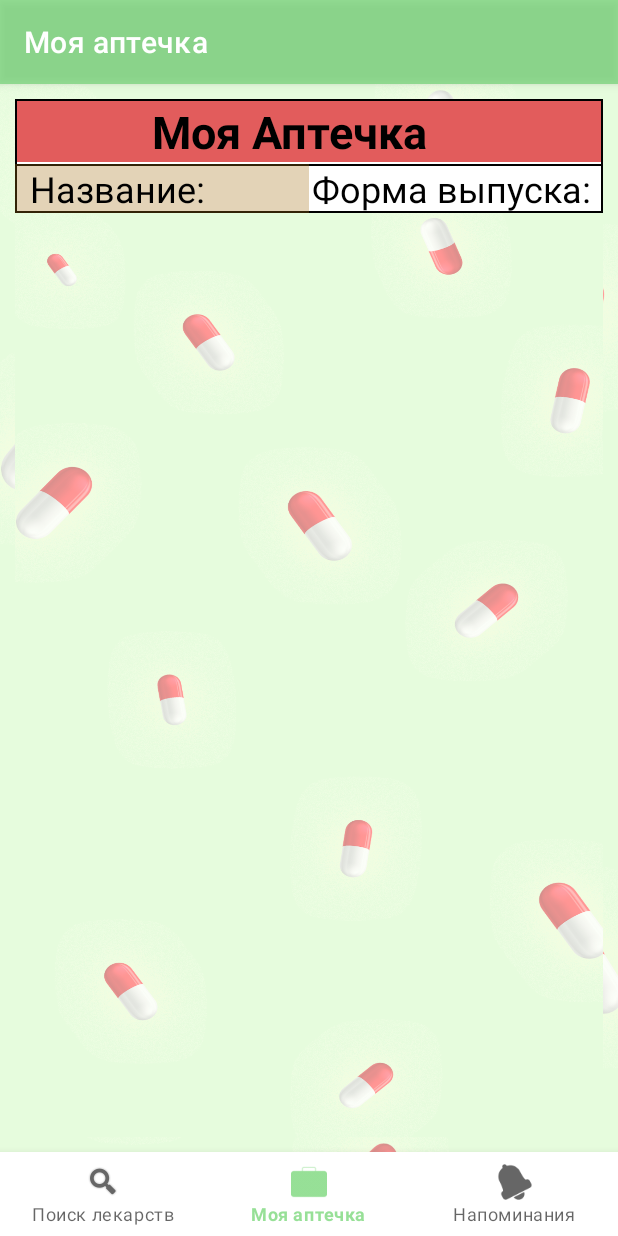
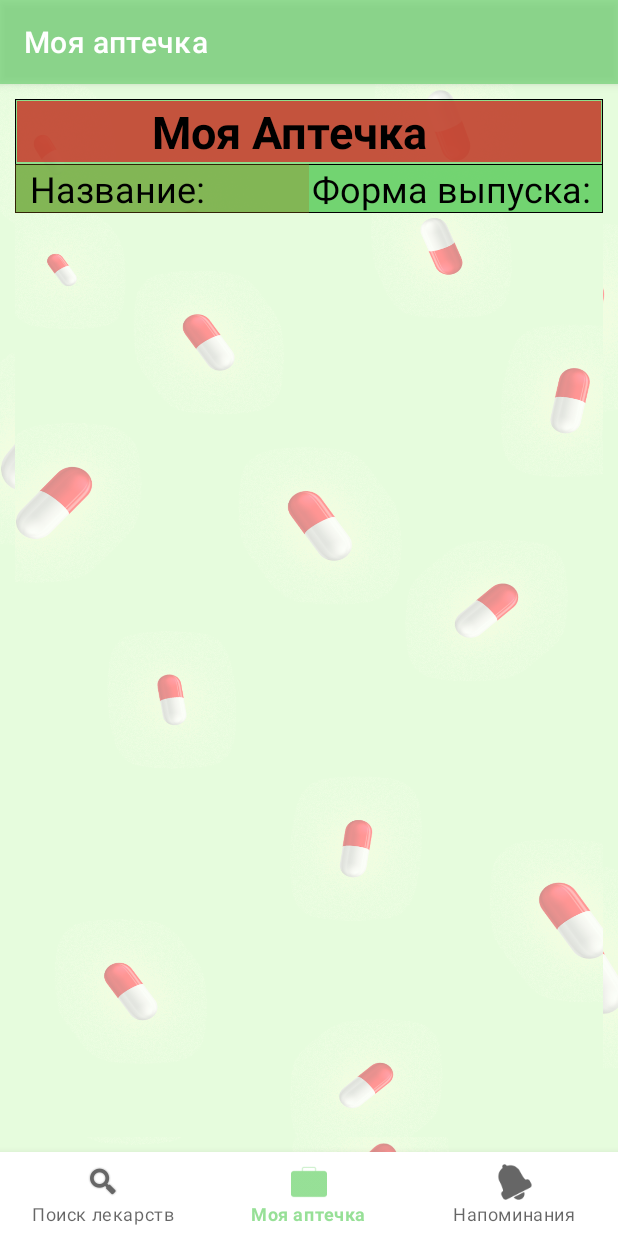
Before and after one commit to ven0n1/MyAidKit, an Android app: the screen it shows after launch (MainActivity), on a phone screen of 412 x 824 dp. Run offline under Robolectric (Android 15) with nearby library versions, the phone set to English and light mode, and no system bars; our stand-ins replace navigation-ui; Roboto replaces fonts that are not available here; 4 statements that could not run were skipped.

Commit message:
CHECKPOINTv4!!!!

```diff
--- a/app/src/main/res/drawable/border.xml
+++ b/app/src/main/res/drawable/border.xml
@@ -1,7 +1,7 @@
 <?xml version="1.0" encoding="utf-8"?>
 <shape xmlns:android="http://schemas.android.com/apk/res/android">
     <stroke
-        android:width="1dp"
+        android:width="0.5dp"
         android:color="@color/black" />
-    <solid android:color="#FFFFFF" />
+    <solid android:color="@color/lightgr" />
 </shape>
--- a/app/src/main/res/layout/fragment_home.xml
+++ b/app/src/main/res/layout/fragment_home.xml
@@ -78,8 +78,8 @@
 
     <LinearLayout
         android:id="@+id/linearLayout3"
-        android:layout_width="0dp"
-        android:layout_height="0dp"
+        android:layout_width="wrap_content"
+        android:layout_height="wrap_content"
         android:layout_margin="10dp"
         android:background="@drawable/border"
         android:orientation="vertical"
@@ -94,7 +94,7 @@
             android:layout_height="wrap_content"
             android:layout_gravity="center"
             android:layout_margin="1dp"
-            android:background="#BCD82323"
+            android:background="#80F30303"
             android:fallbackLineSpacing="false"
             android:fontFamily="@font/capriola"
             android:paddingLeft="55dp"
--- a/app/src/main/res/values/colors.xml
+++ b/app/src/main/res/values/colors.xml
@@ -2,9 +2,11 @@
 <resources>
     <color name="purple_200">#FFBB86FC</color>
     <color name="purple_500">#FF6200EE</color>
+    <color name="shtorka">#37AE22</color>
     <color name="purple_700">#FF3700B3</color>
     <color name="lightgr">#AE66D166</color>
     <color name="medgr">#3CB371</color>
+    <color name="toolbar">#06C300</color>
     <color name="teal_200">#FF03DAC5</color>
     <color name="teal_700">#FF018786</color>
     <color name="black">#FF000000</color>
--- a/app/src/main/res/values/strings.xml
+++ b/app/src/main/res/values/strings.xml
@@ -22,7 +22,7 @@
     <string name="side_effects">Побочное действие</string>
     <string name="contra">Противопоказания</string>
     <string name="special">Особые указания</string>
-    <string name="exp_date">Срок годности:</string>
+    <string name="exp_date">Годен до:</string>
     <string name="save">Сохранить</string>
     <string name="add">Добавить</string>
     <string name="notifyOn">Включить уведомления?</string>
--- a/app/src/main/res/values/themes.xml
+++ b/app/src/main/res/values/themes.xml
@@ -3,10 +3,10 @@
     <style name="Theme.MyAidKit" parent="Theme.MaterialComponents.DayNight.DarkActionBar">
         <!-- Primary brand color. -->
         <item name="colorPrimary">@color/lightgr</item>
-        <item name="colorPrimaryVariant">@color/medgr</item>
-        <item name="colorOnPrimary">@color/white</item>
+        <item name="colorPrimaryVariant">@color/shtorka</item>
+        <item name="colorOnPrimary">@color/purple_500</item>
         <!-- Secondary brand color. -->
-        <item name="colorSecondary">@color/teal_200</item>
+        <item name="colorSecondary">@color/purple_500</item>
         <item name="colorSecondaryVariant">@color/teal_700</item>
         <item name="colorOnSecondary">@color/black</item>
         <!-- Status bar color. -->
```
Also changed, not shown: app/src/main/res/layout/activity_description.xml (+28 -4 lines), app/src/main/res/layout/fragment_notifications.xml (+9 -3 lines), app/src/main/res/layout/medicine_item.xml (+5 -2 lines), app/src/main/res/drawable/depositphotos_151581574_stock_photo_light_green_paper_background_seamless.jpg (added).
